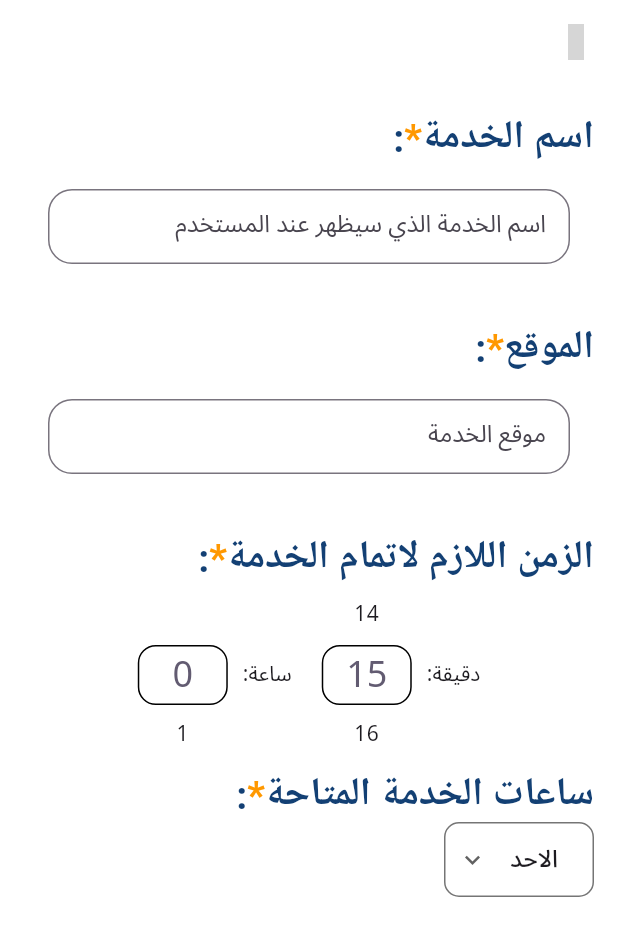
After one commit to MahmoudShbly/booking_app, a Flutter app: the ChooseCategoryView screen opened by its route, after a tap on "التالي", on a phone screen of 412 x 824 dp. The commit adds this screen. Shown: the top 936 px of the screen. Run offline on Flutter 3.47's test engine with Material 3 defaults, Android fonts, the phone set to English and light mode, and no system bars; drawn by our look-alikes of numberpicker; our stand-ins replace dartz, dio, flutter_bloc, go_router, persistent_bottom_nav_bar_v2; missing offline and left inert: font_awesome_icon_class; network calls fail; grey boxes are pictures that could not be loaded.

Commit message:
add about your service view and work on form part one

```diff
--- a/lib/core/utils/app_router.dart
+++ b/lib/core/utils/app_router.dart
@@ -1,6 +1,7 @@
 import 'package:booking_app/features/home/presentation/views/details_view.dart';
 import 'package:booking_app/features/home/presentation/views/categories_view.dart';
 import 'package:booking_app/features/main/presentation/views/main_view.dart';
+import 'package:booking_app/features/services/presentation/views/about_you_service.dart';
 import 'package:booking_app/features/services/presentation/views/choose_category_view.dart';
 import 'package:go_router/go_router.dart';
 
@@ -8,6 +9,7 @@ abstract class AppRouter {
   static final kCategoriesView = '/kCategoriesView';
   static final kDetailsView = '/kDetailsView';
   static final kChooseCategoryView = '/kChooseCategoryView';
+  static final kAboutYourServiceView = '/kAboutYourServiceView';
   static final router = GoRouter(
     routes: [
       GoRoute(path: '/', builder: (context, state) => const MainView()),
@@ -23,6 +25,10 @@ abstract class AppRouter {
         path: kChooseCategoryView,
         builder: (context, state) => const ChooseCategoryView(),
       ),
+      GoRoute(
+        path: kAboutYourServiceView,
+        builder: (context, state) => const AboutYourServiceView(),
+      ),
     ],
   );
 }
--- /dev/null
+++ b/lib/core/widgets/custom_text_form_field_component.dart
@@ -0,0 +1,26 @@
+import 'package:flutter/material.dart';
+
+class CustomTextFormFieldComponent extends StatelessWidget {
+  const CustomTextFormFieldComponent({super.key,required this.hint});
+  final String hint;
+  @override
+  Widget build(BuildContext context) {
+    return Padding(
+      padding: const EdgeInsets.all(16.0),
+      child: SizedBox(
+        height: 50,
+        child: TextFormField(
+
+        textDirection: TextDirection.rtl,
+        decoration: InputDecoration(
+          hintText: hint,
+          border: OutlineInputBorder(
+            borderRadius: BorderRadius.circular(16),
+
+          ),
+        ),
+        ),
+      ),
+    );
+  }
+}
--- a/lib/features/services/presentation/manager/cubit/be_provider_cubit.dart
+++ b/lib/features/services/presentation/manager/cubit/be_provider_cubit.dart
@@ -6,18 +6,38 @@ part 'be_provider_state.dart';
 class BeProviderCubit extends Cubit<BeProviderState> {
   BeProviderCubit() : super(BeProviderInitial());
 
+  //category selection view
   int selectedIndex = -1;
+  late String category;
 
-  List<String> categories = [
-    "ملعب",
-    "مسبح",
-    "حلاقة",
-    "سفر",
-    "عيادة",
-  ];
+  List<String> categories = ["ملعب", "مسبح", "حلاقة", "سفر", "عيادة"];
 
   void selectCategory(int index) {
     selectedIndex = index;
+    category = categories[selectedIndex];
     emit(BeProviderCategorySelected());
   }
+
+  //about your service view
+  List<String> days = [
+    'الاحد',
+    'الاتنين',
+    'الثلاثاء',
+    'الاربعاء',
+    'الخميس',
+    'الجمعة',
+    'السبت',
+  ];
+
+  String fromDay = 'الاحد';
+  void changeFromDay(String day) {
+    fromDay = day;
+    emit(BeProviderFromDayChanged());
+  }
+
+  String toDay = 'الخميس';
+  void changeToDay(String day) {
+    toDay = day;
+    emit(BeProviderToDayChanged());
+  }
 }
--- a/lib/features/services/presentation/manager/cubit/be_provider_state.dart
+++ b/lib/features/services/presentation/manager/cubit/be_provider_state.dart
@@ -6,3 +6,6 @@ sealed class BeProviderState {}
 final class BeProviderInitial extends BeProviderState {}
 
 final class BeProviderCategorySelected extends BeProviderState {}
+
+final class BeProviderFromDayChanged extends BeProviderState {}
+final class BeProviderToDayChanged extends BeProviderState {}
--- /dev/null
+++ b/lib/features/services/presentation/views/about_you_service.dart
@@ -0,0 +1,60 @@
+import 'package:booking_app/core/utils/constant.dart';
+import 'package:booking_app/core/widgets/custom_text_form_field_component.dart';
+import 'package:booking_app/features/services/presentation/manager/cubit/be_provider_cubit.dart';
+import 'package:booking_app/features/services/presentation/views/widgets/days_dropdown_section.dart';
+import 'package:booking_app/features/services/presentation/views/widgets/time_picker_box_section.dart';
+import 'package:booking_app/features/services/presentation/views/widgets/title_section.dart';
+import 'package:flutter/material.dart';
+import 'package:flutter_bloc/flutter_bloc.dart';
+import 'package:font_awesome_icon_class/font_awesome_icon_class.dart';
+
+class AboutYourServiceView extends StatelessWidget {
+  const AboutYourServiceView({super.key});
+
+  @override
+  Widget build(BuildContext context) {
+    return BlocBuilder<BeProviderCubit, BeProviderState>(
+      builder: (context, state) {
+        final cubit = context.read<BeProviderCubit>();
+        return Scaffold(
+          appBar: AppBar(
+            backgroundColor: Colors.white,
+            leading: IconButton(
+              onPressed: () {
+                Navigator.pop(context);
+              },
+              icon: Icon(FontAwesomeIcons.arrowRight),
+              color: kBlue,
+            ),
+          ),
+          body: SingleChildScrollView(
+            child: Padding(
+              padding: const EdgeInsets.all(16.0),
+              child: Column(
+                crossAxisAlignment: CrossAxisAlignment.start,
+                children: <Widget>[
+                  TitleSection(title: 'اسم الخدمة'),
+                  CustomTextFormFieldComponent(
+                    hint: 'اسم الخدمة الذي سيظهر عند المستخدم',
+                  ),
+                  SizedBox(height: 20),
+                  TitleSection(title: 'الموقع'),
+                  CustomTextFormFieldComponent(hint: 'موقع الخدمة '),
+                  SizedBox(height: 20),
+                  TitleSection(title: 'الزمن اللازم لاتمام الخدمة'),
+                  TimePickerBoxSection(),
+                  TitleSection(title: 'ساعات الخدمة المتاحة'),
+                  DaysDropdownSection(
+                    items: cubit.days,
+                    onChanged: (day)=>cubit.changeFromDay(day),
+                    value: cubit.fromDay,
+                  ),
+                ],
+              ),
+            ),
+          ),
+        );
+      },
+    );
+  }
+}
--- a/lib/features/services/presentation/views/choose_category_view.dart
+++ b/lib/features/services/presentation/views/choose_category_view.dart
@@ -1,7 +1,10 @@
+import 'package:booking_app/core/utils/app_router.dart';
+import 'package:booking_app/core/utils/styles.dart';
 import 'package:booking_app/core/widgets/custom_button_component.dart';
 import 'package:booking_app/features/services/presentation/views/widgets/category_selection_section.dart';
 import 'package:booking_app/features/services/presentation/views/widgets/title_section.dart';
 import 'package:flutter/material.dart';
+import 'package:go_router/go_router.dart';
 
 class ChooseCategoryView extends StatelessWidget {
   const ChooseCategoryView({super.key});
@@ -15,7 +18,15 @@ class ChooseCategoryView extends StatelessWidget {
           TitleSection(title: 'اختر نوع الخدمة التي تود تقديمها'),
           SizedBox(height: 50),
           CategorySelectionSection(),
-          CustomButtonComponent(title: "التالي"),
+          CustomButtonComponent(
+            title: "التالي",
+            titleStyle: Styles.textStyle20.copyWith(color: Colors.white),
+            borderRadius: 16,
+            height: 60,
+            width: 250,
+            onTap: () =>
+                GoRouter.of(context).push(AppRouter.kAboutYourServiceView),
+          ),
         ],
       ),
     );
--- /dev/null
+++ b/lib/features/services/presentation/views/widgets/days_dropdown_section.dart
@@ -0,0 +1,41 @@
+import 'package:flutter/material.dart';
+
+class DaysDropdownSection extends StatelessWidget {
+  final String value;
+  final List<String> items;
+  final Function(String) onChanged;
+
+  const DaysDropdownSection({super.key,
+    required this.value,
+    required this.items,
+    required this.onChanged,
+  });
+
+  @override
+  Widget build(BuildContext context) {
+    return Container(
+      width: 100,
+      padding: const EdgeInsets.symmetric(horizontal: 8),
+      decoration: BoxDecoration(
+        borderRadius: BorderRadius.circular(10),
+        border: Border.all(color: Colors.black54),
+      ),
+      child: DropdownButton<String>(
+        dropdownColor: Colors.white,
+        value: value,
+        isExpanded: true,
+        underline: const SizedBox(),
+        icon: const Icon(Icons.keyboard_arrow_down, size: 20),
+        items: items
+            .map(
+              (e) => DropdownMenuItem(
+                value: e,
+                child: Center(child: Text(e)),
+              ),
+            )
+            .toList(),
+        onChanged: (v) => onChanged(v!),
+      ),
+    );
+  }
+}
--- /dev/null
+++ b/lib/features/services/presentation/views/widgets/time_picker_box_section.dart
@@ -0,0 +1,53 @@
+import 'package:numberpicker/numberpicker.dart';
+import 'package:flutter/material.dart';
+
+class TimePickerBoxSection extends StatefulWidget {
+  const TimePickerBoxSection({super.key});
+
+  @override
+  State<TimePickerBoxSection> createState() => _TimePickerBoxSectionState();
+}
+
+class _TimePickerBoxSectionState extends State<TimePickerBoxSection> {
+  int hour = 0;
+  int minute = 15;
+
+  @override
+  Widget build(BuildContext context) {
+    return Row(
+      mainAxisAlignment: MainAxisAlignment.center,
+      children: [
+
+        const Text("دقيقة:"),
+        const SizedBox(width: 10),
+        NumberPicker(
+          minValue: 0,
+          maxValue: 59,
+          value: minute,
+          itemWidth: 60,
+          itemHeight: 40,
+          onChanged: (value) => setState(() => minute = value),
+          decoration: BoxDecoration(
+            borderRadius: BorderRadius.circular(12),
+            border: Border.all(),
+          ),
+        ),
+        const SizedBox(width: 20),
+        const Text("ساعة:"),
+        const SizedBox(width: 10),
+        NumberPicker(
+          minValue: 0,
+          maxValue: 12,
+          value: hour,
+          itemWidth: 60,
+          itemHeight: 40,
+          onChanged: (value) => setState(() => hour = value),
+          decoration: BoxDecoration(
+            borderRadius: BorderRadius.circular(12),
+            border: Border.all(),
+          ),
+        ),
+      ],
+    );
+  }
+}
--- a/pubspec.yaml
+++ b/pubspec.yaml
@@ -37,6 +37,7 @@ dependencies:
   font_awesome_icon_class: ^0.0.6
   go_router: ^16.3.0
   http: ^1.6.0
+  numberpicker: ^2.1.2
   persistent_bottom_nav_bar_v2: 4.2.8
 
 dev_dependencies:
```
Also changed, not shown: pubspec.lock.
